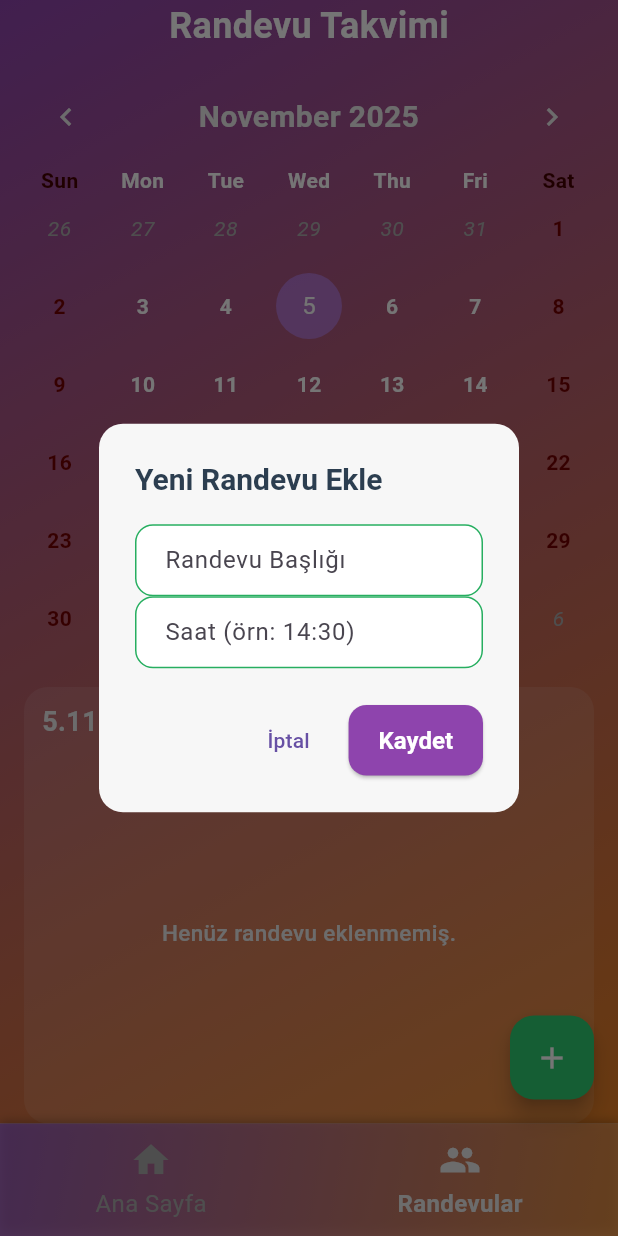
After one commit to rgkce/M-teriDefterim, a Flutter app: the AppointmentSchedulePage screen opened by its route, after a tap on the "add" icon, on a phone screen of 412 x 824 dp. The commit adds this screen. Run offline on Flutter 3.47's test engine with Material 3 defaults, Android fonts, the phone set to English and light mode, and no system bars; drawn by our look-alikes of table_calendar.

Commit message:
randevu sayfası oluşturuldu

```diff
--- a/lib/constants/app_colors.dart
+++ b/lib/constants/app_colors.dart
@@ -5,6 +5,7 @@ class AppColors {
   static const Color lightPrimary = Color(0xFF8E44AD); // Mor
   static const Color lightSecondary = Color(0xFF27AE60); // Yeşil
   static const Color lightAccent = Color(0xFFE67E22); // Turuncu
+  static const Color lightRed = Color.fromARGB(255, 116, 1, 1); // Koyu Turuncu
 
   static const Color lightBackground = Color(0xFFF7F7F7); // Açık gri
   static const Color lightSurface = Color(0xFFFFFFFF); // Beyaz
@@ -15,6 +16,7 @@ class AppColors {
   static const Color darkPrimary = Color(0xFFBB86FC); // Açık Mor
   static const Color darkSecondary = Color(0xFF2ECC71); // Parlak yeşil
   static const Color darkAccent = Color(0xFFE67E22); // Turuncu
+  static const Color darkRed = Color.fromARGB(255, 68, 0, 0); // Koyu Turuncu
 
   static const Color darkBackground = Color(0xFF121212); // Koyu arka plan
   static const Color darkSurface = Color(0xFF1E1E1E); // Hafif gri-siyah
--- a/lib/main.dart
+++ b/lib/main.dart
@@ -4,6 +4,7 @@ import 'package:musteridefterim/pages/auth/forgot_password_page.dart';
 import 'package:musteridefterim/pages/auth/login_page.dart';
 import 'package:musteridefterim/pages/auth/signup_page.dart';
 import 'package:musteridefterim/pages/home/add_customer_page.dart';
+import 'package:musteridefterim/pages/home/appointment_schedule_page.dart';
 import 'package:musteridefterim/pages/home/change_password_page.dart';
 import 'package:musteridefterim/pages/home/customer_detail_page.dart';
 import 'package:musteridefterim/pages/home/home_page.dart';
@@ -41,6 +42,7 @@ class MyApp extends StatelessWidget {
                       as Map<String, dynamic>,
             ),
         "/add-customer": (context) => const AddCustomerPage(),
+        "/randevular": (context) => const AppointmentSchedulePage(),
       },
     );
   }
--- a/lib/navigation/navbar.dart
+++ b/lib/navigation/navbar.dart
@@ -13,7 +13,7 @@ class NavBar extends StatelessWidget {
         Navigator.pushReplacementNamed(context, '/home');
         break;
       case 1:
-        Navigator.pushReplacementNamed(context, '/profile');
+        Navigator.pushReplacementNamed(context, '/randevular');
         break;
     }
   }
@@ -51,7 +51,7 @@ class NavBar extends StatelessWidget {
         mainAxisAlignment: MainAxisAlignment.spaceAround,
         children: [
           _navItem(context, 0, Icons.home, "Ana Sayfa"),
-          _navItem(context, 1, Icons.group, "Profil"),
+          _navItem(context, 1, Icons.group, "Randevular"),
         ],
       ),
     );
--- /dev/null
+++ b/lib/pages/home/appointment_schedule_page.dart
@@ -0,0 +1,339 @@
+import 'package:flutter/material.dart';
+import 'package:musteridefterim/constants/app_colors.dart';
+import 'package:musteridefterim/constants/app_styles.dart';
+import 'package:musteridefterim/navigation/navbar.dart';
+import 'package:table_calendar/table_calendar.dart';
+
+class AppointmentSchedulePage extends StatefulWidget {
+  const AppointmentSchedulePage({super.key});
+
+  @override
+  State<AppointmentSchedulePage> createState() =>
+      _AppointmentSchedulePageState();
+}
+
+class _AppointmentSchedulePageState extends State<AppointmentSchedulePage> {
+  DateTime _focusedDay = DateTime.now();
+  DateTime? _selectedDay;
+  final Map<DateTime, List<Map<String, dynamic>>> _appointments = {};
+
+  final TextEditingController _titleController = TextEditingController();
+  final TextEditingController _timeController = TextEditingController();
+
+  @override
+  Widget build(BuildContext context) {
+    final isDark = Theme.of(context).brightness == Brightness.dark;
+    final selectedAppointments =
+        _appointments[_selectedDay ?? DateTime.now()] ?? [];
+
+    return Scaffold(
+      extendBodyBehindAppBar: true,
+      body: Container(
+        decoration: BoxDecoration(
+          gradient: LinearGradient(
+            colors:
+                isDark
+                    ? [AppColors.darkPrimary, AppColors.darkAccent]
+                    : [AppColors.lightPrimary, AppColors.lightAccent],
+            begin: Alignment.topLeft,
+            end: Alignment.bottomRight,
+          ),
+        ),
+        child: SafeArea(
+          child: Column(
+            children: [
+              Text(
+                "Randevu Takvimi",
+                style: AppStyles.headline1.copyWith(
+                  color:
+                      isDark ? AppColors.darkSurface : AppColors.lightSurface,
+                ),
+              ),
+              // 📅 Takvim Alanı
+              Padding(
+                padding: const EdgeInsets.all(12.0),
+                child: TableCalendar(
+                  firstDay: DateTime.utc(2020, 1, 1),
+                  lastDay: DateTime.utc(2030, 12, 31),
+                  focusedDay: _focusedDay,
+                  selectedDayPredicate: (day) => isSameDay(_selectedDay, day),
+                  onDaySelected: (selectedDay, focusedDay) {
+                    setState(() {
+                      _selectedDay = selectedDay;
+                      _focusedDay = focusedDay;
+                    });
+                  },
+                  calendarStyle: CalendarStyle(
+                    selectedDecoration: BoxDecoration(
+                      color:
+                          isDark
+                              ? AppColors.lightSecondary
+                              : AppColors.darkSecondary,
+                      shape: BoxShape.circle,
+                    ),
+                    todayDecoration: BoxDecoration(
+                      color:
+                          isDark
+                              ? AppColors.lightPrimary.withOpacity(0.6)
+                              : AppColors.darkPrimary.withOpacity(0.6),
+                      shape: BoxShape.circle,
+                    ),
+                    defaultTextStyle: TextStyle(
+                      color:
+                          isDark
+                              ? AppColors.darkSurface
+                              : AppColors.lightSurface,
+                      fontWeight: FontWeight.bold,
+                    ),
+                    weekendTextStyle: TextStyle(
+                      color: isDark ? AppColors.lightRed : AppColors.lightRed,
+                      fontWeight: FontWeight.bold,
+                    ),
+                    outsideTextStyle: TextStyle(
+                      color:
+                          isDark
+                              ? AppColors.lightText
+                              : AppColors.darkTextSecondary,
+                      fontStyle: FontStyle.italic,
+                    ),
+
+                    // Bugün veya seçili gün dışında kalan normal hücrelerin arka planı
+                    cellMargin: const EdgeInsets.all(4),
+                    cellPadding: const EdgeInsets.all(2),
+                    cellAlignment: Alignment.center,
+                  ),
+
+                  daysOfWeekStyle: DaysOfWeekStyle(
+                    weekdayStyle: TextStyle(
+                      color:
+                          isDark
+                              ? AppColors.darkSurface
+                              : AppColors.lightSurface,
+                      fontWeight: FontWeight.bold,
+                    ),
+                    weekendStyle: TextStyle(
+                      color: isDark ? AppColors.darkRed : AppColors.darkRed,
+                      fontWeight: FontWeight.bold,
+                    ),
+                  ),
+                  headerStyle: HeaderStyle(
+                    formatButtonVisible: false,
+                    titleCentered: true,
+                    titleTextStyle: AppStyles.headline2.copyWith(
+                      color: isDark ? AppColors.lightText : AppColors.darkText,
+                    ),
+                    leftChevronIcon: Icon(
+                      Icons.chevron_left,
+                      color: isDark ? AppColors.lightText : AppColors.darkText,
+                    ),
+                    rightChevronIcon: Icon(
+                      Icons.chevron_right,
+                      color: isDark ? AppColors.lightText : AppColors.darkText,
+                    ),
+                  ),
+                ),
+              ),
+
+              const SizedBox(height: 8),
+
+              // 📋 Günlük Randevu Listesi
+              Expanded(
+                child: Container(
+                  margin: const EdgeInsets.symmetric(horizontal: 16),
+                  padding: const EdgeInsets.symmetric(
+                    horizontal: 12,
+                    vertical: 10,
+                  ),
+                  decoration: BoxDecoration(
+                    color:
+                        isDark
+                            ? AppColors.darkSurface.withOpacity(0.1)
+                            : AppColors.lightSurface.withOpacity(0.1),
+                    borderRadius: BorderRadius.circular(16),
+                  ),
+                  child: Column(
+                    crossAxisAlignment: CrossAxisAlignment.start,
+                    children: [
+                      Text(
+                        "${_selectedDay?.day ?? DateTime.now().day}.${_selectedDay?.month ?? DateTime.now().month}.${_selectedDay?.year ?? DateTime.now().year} tarihli randevular:",
+                        style: AppStyles.bodyText.copyWith(
+                          color:
+                              isDark ? AppColors.lightText : AppColors.darkText,
+                          fontWeight: FontWeight.bold,
+                          fontSize: 18,
+                        ),
+                      ),
+                      const SizedBox(height: 10),
+
+                      // Listeleme
+                      Expanded(
+                        child:
+                            selectedAppointments.isEmpty
+                                ? Center(
+                                  child: Text(
+                                    "Henüz randevu eklenmemiş.",
+                                    style: AppStyles.caption.copyWith(
+                                      color:
+                                          isDark
+                                              ? AppColors.lightText
+                                              : AppColors.darkText,
+                                      fontSize: 15,
+                                      fontWeight: FontWeight.w500,
+                                    ),
+                                  ),
+                                )
+                                : ListView.builder(
+                                  itemCount: selectedAppointments.length,
+                                  itemBuilder: (context, index) {
+                                    final appt = selectedAppointments[index];
+                                    return Container(
+                                      margin: const EdgeInsets.symmetric(
+                                        vertical: 6,
+                                      ),
+                                      padding: const EdgeInsets.all(12),
+                                      decoration: BoxDecoration(
+                                        color:
+                                            isDark
+                                                ? AppColors.lightText
+                                                    .withOpacity(0.8)
+                                                : AppColors.darkText
+                                                    .withOpacity(0.8),
+                                        borderRadius: BorderRadius.circular(12),
+                                      ),
+                                      child: Row(
+                                        mainAxisAlignment:
+                                            MainAxisAlignment.spaceBetween,
+                                        children: [
+                                          Column(
+                                            crossAxisAlignment:
+                                                CrossAxisAlignment.start,
+                                            children: [
+                                              Text(
+                                                appt["title"],
+                                                style: AppStyles.bodyText
+                                                    .copyWith(
+                                                      fontWeight:
+                                                          FontWeight.bold,
+                                                      color:
+                                                          isDark
+                                                              ? AppColors
+                                                                  .darkPrimary
+                                                              : AppColors
+                                                                  .lightPrimary,
+                                                    ),
+                                              ),
+                                              const SizedBox(height: 4),
+                                              Text(
+                                                "Saat: ${appt["time"]}",
+                                                style: AppStyles.caption
+                                                    .copyWith(
+                                                      color:
+                                                          isDark
+                                                              ? AppColors
+                                                                  .darkText
+                                                              : AppColors
+                                                                  .lightText,
+                                                    ),
+                                              ),
+                                            ],
+                                          ),
+                                          IconButton(
+                                            icon: const Icon(Icons.delete),
+                                            color: Colors.redAccent,
+                                            onPressed: () {
+                                              setState(() {
+                                                selectedAppointments.removeAt(
+                                                  index,
+                                                );
+                                              });
+                                            },
+                                          ),
+                                        ],
+                                      ),
+                                    );
+                                  },
+                                ),
+                      ),
+                    ],
+                  ),
+                ),
+              ),
+            ],
+          ),
+        ),
+      ),
+
+      // ➕ Randevu ekleme butonu
+      floatingActionButton: FloatingActionButton(
+        onPressed: _showAddAppointmentDialog,
+        backgroundColor:
+            isDark ? AppColors.lightSecondary : AppColors.darkSecondary,
+        child: const Icon(Icons.add, color: Colors.white),
+      ),
+      bottomNavigationBar: const NavBar(currentIndex: 1),
+    );
+  }
+
+  void _showAddAppointmentDialog() {
+    final isDark = Theme.of(context).brightness == Brightness.dark;
+
+    showDialog(
+      context: context,
+      builder: (context) {
+        return AlertDialog(
+          backgroundColor:
+              isDark ? AppColors.darkBackground : AppColors.lightBackground,
+          shape: RoundedRectangleBorder(
+            borderRadius: BorderRadius.circular(16),
+          ),
+          title: Text(
+            "Yeni Randevu Ekle",
+            style: AppStyles.headline2.copyWith(
+              color: isDark ? AppColors.darkText : AppColors.lightText,
+            ),
+          ),
+          content: Column(
+            mainAxisSize: MainAxisSize.min,
+            children: [
+              TextField(
+                controller: _titleController,
+                decoration: const InputDecoration(labelText: "Randevu Başlığı"),
+              ),
+              TextField(
+                controller: _timeController,
+                decoration: const InputDecoration(
+                  labelText: "Saat (örn: 14:30)",
+                ),
+              ),
+            ],
+          ),
+          actions: [
+            TextButton(
+              onPressed: () => Navigator.pop(context),
+              child: const Text("İptal"),
+            ),
+            ElevatedButton(
+              onPressed: () {
+                if (_selectedDay != null &&
+                    _titleController.text.isNotEmpty &&
+                    _timeController.text.isNotEmpty) {
+                  setState(() {
+                    _appointments[_selectedDay!] ??= [];
+                    _appointments[_selectedDay!]!.add({
+                      "title": _titleController.text,
+                      "time": _timeController.text,
+                    });
+                  });
+                  _titleController.clear();
+                  _timeController.clear();
+                  Navigator.pop(context);
+                }
+              },
+              child: const Text("Kaydet"),
+            ),
+          ],
+        );
+      },
+    );
+  }
+}
--- a/lib/pages/home/home_page.dart
+++ b/lib/pages/home/home_page.dart
@@ -1,6 +1,7 @@
 import 'package:flutter/material.dart';
 import 'package:musteridefterim/constants/app_colors.dart';
 import 'package:musteridefterim/constants/app_styles.dart';
+import 'package:musteridefterim/navigation/navbar.dart';
 
 class HomePage extends StatefulWidget {
   const HomePage({super.key});
@@ -492,6 +493,7 @@ class _HomePageState extends State<HomePage> {
         onPressed: () => _showAddOrEditCustomerPopup(context, isDark),
         child: const Icon(Icons.add, color: AppColors.lightSurface),
       ),
+      bottomNavigationBar: const NavBar(currentIndex: 0),
     );
   }
 
--- a/pubspec.yaml
+++ b/pubspec.yaml
@@ -35,6 +35,7 @@ dependencies:
   # Use with the CupertinoIcons class for iOS style icons.
   cupertino_icons: ^1.0.8
   flutter_launcher_icons: ^0.14.4
+  table_calendar: ^3.2.0
 
 dev_dependencies:
   flutter_test:
```
Also changed, not shown: pubspec.lock.
